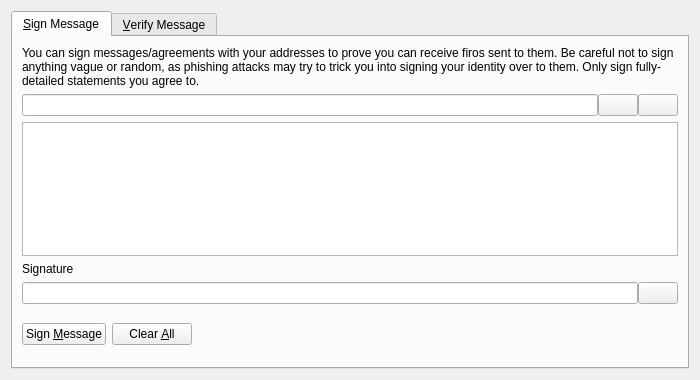
The window that src/qt/forms/signverifymessagedialog.ui (firoorg/firo) describes before a commit, drawn with Qt 5.
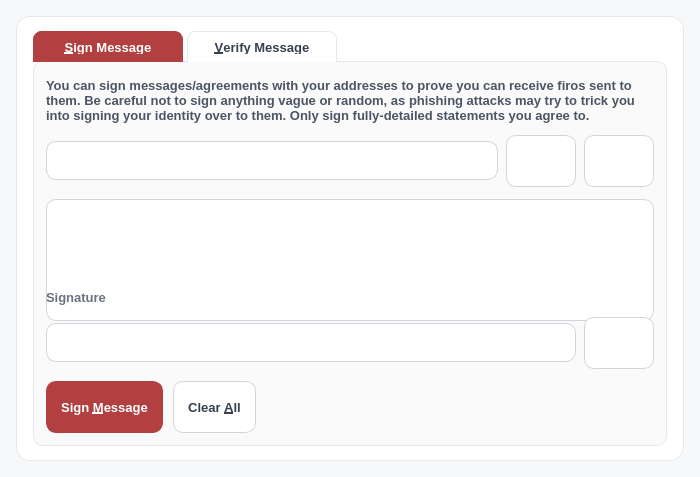
The same window after the commit. Icons and pictures are not drawn. Custom widgets are drawn as their Qt base class.

What changed in the file:
```diff
--- a/src/qt/forms/signverifymessagedialog.ui
+++ b/src/qt/forms/signverifymessagedialog.ui
@@ -7,7 +7,7 @@
     <x>0</x>
     <y>0</y>
     <width>700</width>
-    <height>380</height>
+    <height>420</height>
    </rect>
   </property>
   <property name="windowTitle">
@@ -16,7 +16,192 @@
   <property name="modal">
    <bool>true</bool>
   </property>
+  <property name="styleSheet">
+   <string notr="true">QDialog#SignVerifyMessageDialog {
+  background: #F7F8FA;
+  font-family: "Segoe UI", sans-serif;
+}
+
+QFrame#signVerifyCard {
+  background: #FFFFFF;
+  border-radius: 14px;
+  border: 1px solid #E5E7EB;
+}
+
+QLabel#infoLabel_SM,
+QLabel#infoLabel_VM {
+  color: #4B5563;
+  font-size: 9.5pt;
+  font-weight: 500;
+  background: transparent;
+  line-height: 130%;
+}
+
+QLabel#signatureLabel_SM {
+  color: #6B7280;
+  font-size: 9.5pt;
+  font-weight: 600;
+  background: transparent;
+}
+
+QLabel#statusLabel_SM,
+QLabel#statusLabel_VM {
+  color: #374151;
+  font-size: 9pt;
+  background: transparent;
+}
+
+QTabWidget::pane {
+  border: 1px solid #E5E7EB;
+  border-radius: 10px;
+  top: -1px;
+  padding: 8px;
+  background: #FAFAFA;
+}
+
+QTabBar::tab {
+  background: #FFFFFF;
+  color: #374151;
+  border: 1px solid #E5E7EB;
+  border-bottom: none;
+  border-top-left-radius: 8px;
+  border-top-right-radius: 8px;
+  min-width: 120px;
+  padding: 8px 14px;
+  font-size: 10pt;
+  font-weight: 600;
+  margin-right: 4px;
+}
+
+QTabBar::tab:selected {
+  background: #B24040;
+  color: #FFFFFF;
+  border-color: #B24040;
+}
+
+QTabBar::tab:!selected:hover {
+  background: #F3F4F6;
+}
+
+QDialog#SignVerifyMessageDialog QLineEdit,
+QDialog#SignVerifyMessageDialog QPlainTextEdit {
+  background: #FFFFFF;
+  border: 1px solid #D1D5DB;
+  border-radius: 10px;
+  padding: 10px 12px;
+  font-size: 10pt;
+  color: #111827;
+  selection-background-color: #FEE2E2;
+}
+
+QDialog#SignVerifyMessageDialog QLineEdit:focus,
+QDialog#SignVerifyMessageDialog QPlainTextEdit:focus {
+  border: 1px solid #B24040;
+}
+
+QDialog#SignVerifyMessageDialog QPlainTextEdit {
+  min-height: 100px;
+}
+
+QDialog#SignVerifyMessageDialog QPushButton {
+  min-height: 34px;
+  border-radius: 10px;
+  font-size: 10pt;
+  font-weight: 600;
+  padding: 8px 14px;
+}
+
+QPushButton#signMessageButton_SM,
+QPushButton#verifyMessageButton_VM {
+  background: #B24040;
+  color: #FFFFFF;
+  border: 1px solid #B24040;
+  padding-left: 18px;
+  padding-right: 18px;
+}
+
+QPushButton#signMessageButton_SM:hover,
+QPushButton#verifyMessageButton_VM:hover {
+  background: #993333;
+  border-color: #993333;
+}
+
+QPushButton#signMessageButton_SM:pressed,
+QPushButton#verifyMessageButton_VM:pressed {
+  background: #7A2626;
+}
+
+QPushButton#clearButton_SM,
+QPushButton#clearButton_VM {
+  background: #FFFFFF;
+  color: #374151;
+  border: 1px solid #D1D5DB;
+}
+
+QPushButton#clearButton_SM:hover,
+QPushButton#clearButton_VM:hover {
+  background: #F3F4F6;
+  border-color: #B24040;
+}
+
+QPushButton#addressBookButton_SM,
+QPushButton#pasteButton_SM,
+QPushButton#copySignatureButton_SM,
+QPushButton#addressBookButton_VM {
+  background: #FFFFFF;
+  border: 1px solid #D1D5DB;
+  border-radius: 10px;
+  min-width: 40px;
+  max-width: 44px;
+  padding: 6px;
+}
+
+QPushButton#addressBookButton_SM:hover,
+QPushButton#pasteButton_SM:hover,
+QPushButton#copySignatureButton_SM:hover,
+QPushButton#addressBookButton_VM:hover {
+  background: #F9FAFB;
+  border-color: #B24040;
+}
+</string>
+  </property>
+  <layout class="QVBoxLayout" name="verticalLayoutOuter">
+   <property name="spacing">
+    <number>0</number>
+   </property>
+   <property name="leftMargin">
+    <number>16</number>
+   </property>
+   <property name="topMargin">
+    <number>16</number>
+   </property>
+   <property name="rightMargin">
+    <number>16</number>
+   </property>
+   <property name="bottomMargin">
+    <number>16</number>
+   </property>
+   <item>
+    <widget class="QFrame" name="signVerifyCard">
+     <property name="frameShape">
+      <enum>QFrame::NoFrame</enum>
+     </property>
   <layout class="QVBoxLayout" name="verticalLayout">
+      <property name="spacing">
+       <number>0</number>
+      </property>
+      <property name="leftMargin">
+       <number>16</number>
+      </property>
+      <property name="topMargin">
+       <number>14</number>
+      </property>
+      <property name="rightMargin">
+       <number>16</number>
+      </property>
+      <property name="bottomMargin">
+       <number>14</number>
+      </property>
    <item>
     <widget class="QTabWidget" name="tabWidget">
      <property name="currentIndex">
@@ -27,6 +212,21 @@
        <string>&amp;Sign Message</string>
       </attribute>
       <layout class="QVBoxLayout" name="verticalLayout_SM">
+          <property name="spacing">
+           <number>12</number>
+          </property>
+          <property name="leftMargin">
+           <number>4</number>
+          </property>
+          <property name="topMargin">
+           <number>8</number>
+          </property>
+          <property name="rightMargin">
+           <number>4</number>
+          </property>
+          <property name="bottomMargin">
+           <number>4</number>
+          </property>
        <item>
         <widget class="QLabel" name="infoLabel_SM">
          <property name="text">
@@ -43,7 +243,7 @@
        <item>
         <layout class="QHBoxLayout" name="horizontalLayout_1_SM">
          <property name="spacing">
-          <number>0</number>
+             <number>8</number>
          </property>
          <item>
           <widget class="QValidatedLineEdit" name="addressIn_SM">
@@ -114,7 +314,7 @@
        <item>
         <layout class="QHBoxLayout" name="horizontalLayout_2_SM">
          <property name="spacing">
-          <number>0</number>
+             <number>8</number>
          </property>
          <item>
           <widget class="QLineEdit" name="signatureOut_SM">
@@ -149,6 +349,9 @@
        </item>
        <item>
         <layout class="QHBoxLayout" name="horizontalLayout_3_SM">
+            <property name="spacing">
+             <number>10</number>
+            </property>
          <item>
           <widget class="QPushButton" name="signMessageButton_SM">
            <property name="toolTip">
@@ -356,6 +559,9 @@
        </item>
       </layout>
      </widget>
+       </widget>
+      </item>
+     </layout>
     </widget>
    </item>
   </layout>
```
Left out of the diff: 20 changed lines with no effect on the pictures. Lines whose indentation alone changed are shown as unchanged.
